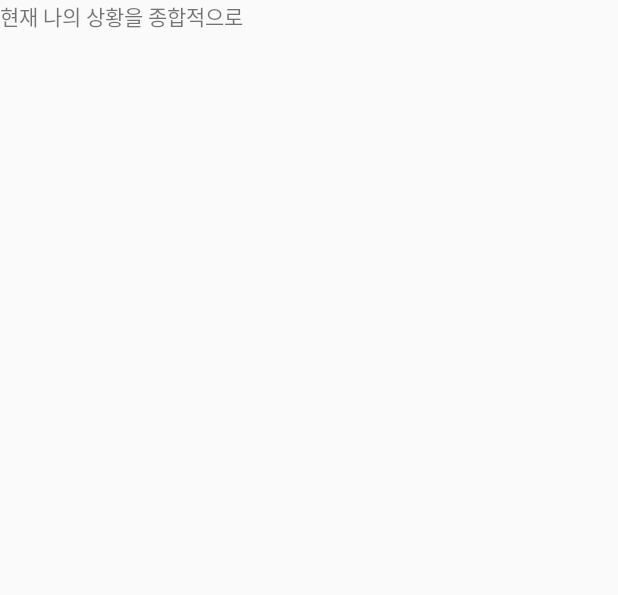
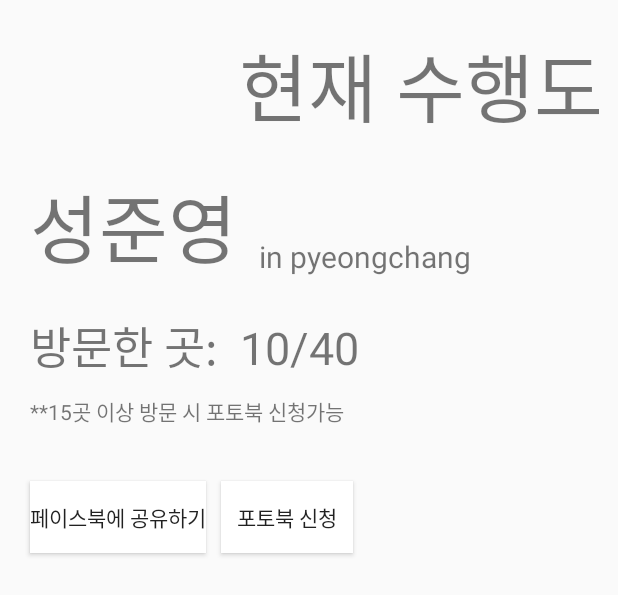
Before and after one commit to sungjunyoung/photoME, an Android app: the layout fragment_status.xml on its own in the app's theme, with its tools: preview values and no code run, on a phone screen of 412 x 824 dp. Shown: the top 595 px of the screen. Run offline under Robolectric (Android 15) with nearby library versions, the phone set to English and light mode, and no system bars.

Commit message:
status 추가

```diff
--- a/app/build.gradle
+++ b/app/build.gradle
@@ -29,5 +29,5 @@ dependencies {
     compile 'com.android.support:design:24.0.0'
     compile 'com.android.support:support-v4:24.0.0'
     compile 'com.android.support:recyclerview-v7:24.0.0'
-    compile 'com.google.android.gms:play-services:9.2.0'
+    compile 'com.google.android.gms:play-services-maps:9.2.0'
 }
--- a/app/src/main/res/layout/fragment_status.xml
+++ b/app/src/main/res/layout/fragment_status.xml
@@ -1,13 +1,91 @@
-<FrameLayout xmlns:android="http://schemas.android.com/apk/res/android"
+<RelativeLayout xmlns:android="http://schemas.android.com/apk/res/android"
     xmlns:tools="http://schemas.android.com/tools"
     android:layout_width="match_parent"
     android:layout_height="match_parent"
+
     tools:context="com.teamtoriden.photome.Fragments.StatusFragment">
 
     <!-- TODO: Update blank fragment layout -->
+
     <TextView
-        android:layout_width="match_parent"
-        android:layout_height="match_parent"
-        android:text="현재 나의 상황을 종합적으로" />
+        android:id="@+id/Status"
+        android:layout_width="wrap_content"
+        android:layout_height="wrap_content"
 
-</FrameLayout>
+        android:layout_alignParentEnd="true"
+        android:layout_alignParentRight="true"
+        android:layout_alignParentTop="true"
+        android:layout_gravity="center_vertical"
+        android:layout_marginRight="10dp"
+        android:layout_marginTop="20dp"
+        android:text="현재 수행도"
+        android:textSize="50sp" />
+
+    <TextView
+        android:id="@+id/mid"
+        android:layout_width="wrap_content"
+        android:layout_height="wrap_content"
+        android:layout_alignParentLeft="true"
+        android:layout_alignParentStart="true"
+        android:layout_below="@+id/Status"
+        android:layout_gravity="center_vertical"
+        android:layout_marginLeft="20dp"
+        android:layout_marginTop="20dp"
+        android:text="성준영"
+        android:textSize="50sp" />
+
+    <TextView
+        android:id="@+id/textView"
+        android:layout_width="wrap_content"
+        android:layout_height="wrap_content"
+        android:layout_alignBottom="@+id/mid"
+
+        android:layout_marginLeft="10dp"
+        android:layout_marginBottom="3dp"
+        android:layout_toEndOf="@+id/mid"
+        android:text=" in pyeongchang"
+        android:textSize="20sp" />
+
+    <TextView
+        android:id="@+id/textView2"
+        android:layout_width="wrap_content"
+        android:layout_height="wrap_content"
+        android:layout_alignLeft="@+id/mid"
+        android:layout_alignStart="@+id/mid"
+        android:layout_below="@+id/mid"
+        android:layout_marginTop="20dp"
+        android:text="방문한 곳:  10/40"
+        android:textSize="30sp" />
+
+    <Button
+        android:id="@+id/fb"
+        android:layout_width="wrap_content"
+        android:layout_height="wrap_content"
+        android:layout_alignLeft="@+id/textView3"
+        android:layout_alignStart="@+id/textView3"
+        android:layout_below="@+id/textView3"
+        android:layout_marginTop="36dp"
+        android:background="#ffffff"
+        android:text="페이스북에 공유하기" />
+
+    <TextView
+        android:id="@+id/textView3"
+        android:layout_width="wrap_content"
+        android:layout_height="wrap_content"
+        android:layout_alignLeft="@+id/textView2"
+        android:layout_alignStart="@+id/textView2"
+        android:layout_below="@+id/textView2"
+        android:layout_marginTop="10dp"
+        android:text="**15곳 이상 방문 시 포토북 신청가능" />
+
+    <Button
+        android:id="@+id/photoBook"
+        android:layout_width="wrap_content"
+        android:layout_height="wrap_content"
+        android:layout_alignTop="@+id/fb"
+        android:layout_toEndOf="@+id/fb"
+        android:layout_toRightOf="@+id/fb"
+        android:background="#ffffff"
+        android:layout_marginLeft="10dp"
+        android:text="포토북 신청" />
+</RelativeLayout>
```
